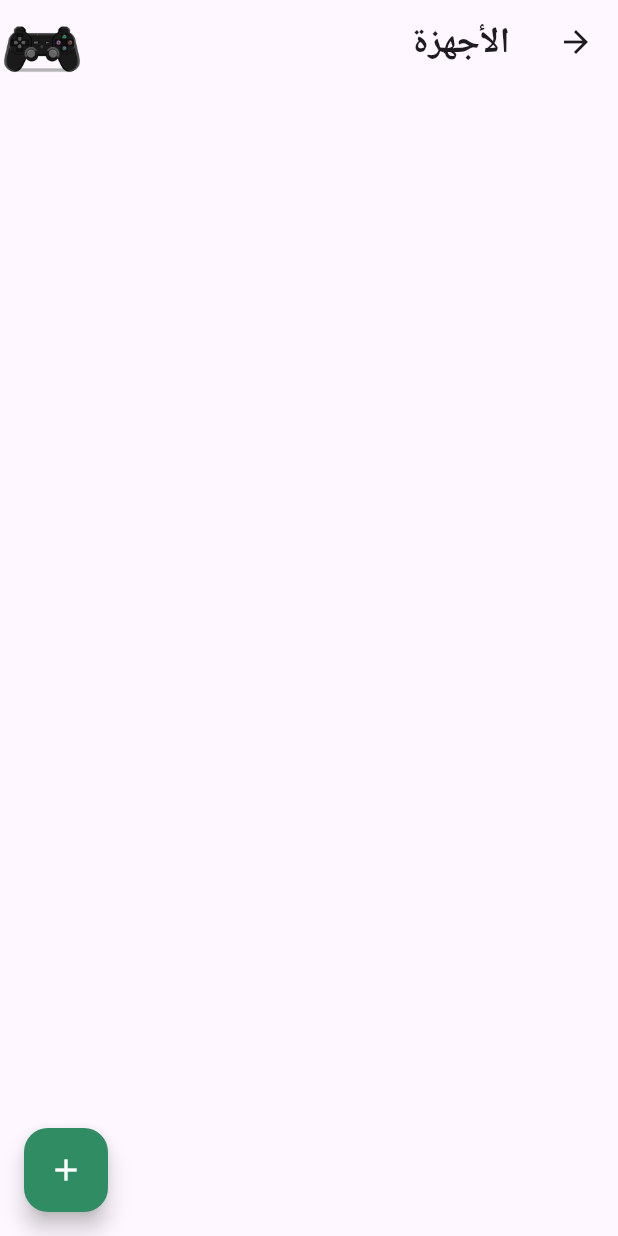
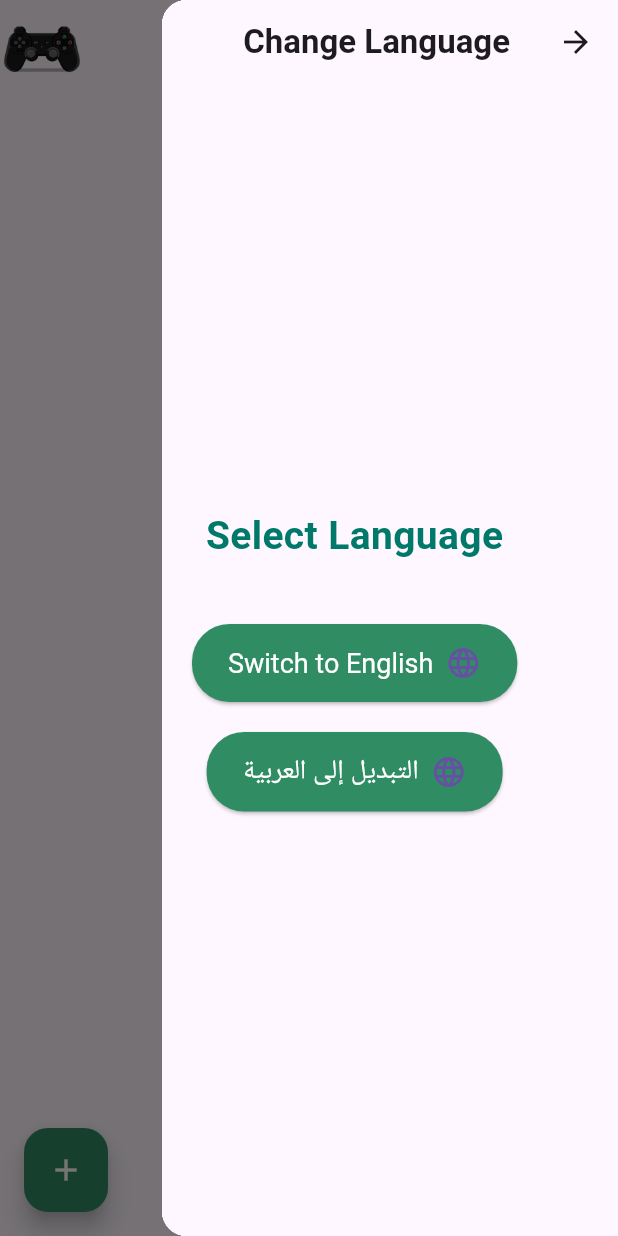
Before and after one commit to jwankhalil/Arena-App, a Flutter app: the screen it shows after launch, with the side drawer open (before the commit the screen has no drawer), on a phone screen of 412 x 824 dp. Run offline on Flutter 3.47's test engine with Material 3 defaults, Android fonts, the phone set to English and light mode, and no system bars; our stand-ins replace bloc, flutter_bloc, flutter_slidable, go_router, hive, hive_flutter; accounts and stored records are empty.

Commit message:
add localizaition

```diff
--- /dev/null
+++ b/lib/features/home/presentation/manager/lacale_cubit/locale_cubit.dart
@@ -0,0 +1,10 @@
+import 'package:flutter_bloc/flutter_bloc.dart';
+import 'package:flutter/material.dart';
+
+class LocaleCubit extends Cubit<Locale> {
+  LocaleCubit() : super(const Locale('ar'));
+
+  void toEnglish() => emit(const Locale('en'));
+
+  void toArabic() => emit(const Locale('ar'));
+}
--- /dev/null
+++ b/lib/features/home/presentation/pages/widgets/drawer_widget.dart
@@ -0,0 +1,77 @@
+import 'package:arena_management/core/utils/app_color.dart';
+import 'package:arena_management/features/home/presentation/manager/lacale_cubit/locale_cubit.dart';
+import 'package:flutter/material.dart';
+import 'package:flutter_bloc/flutter_bloc.dart';
+
+class DrawerWidget extends StatelessWidget {
+  @override
+  Widget build(BuildContext context) {
+    return Scaffold(
+      appBar: AppBar(
+        title: Text(
+          "Change Language",
+          style: TextStyle(
+            fontSize: 22,
+            fontWeight: FontWeight.w600,
+          ),
+        ),
+        centerTitle: true,
+      ),
+      body: Padding(
+        padding: const EdgeInsets.all(20.0),
+        child: Column(
+          mainAxisAlignment: MainAxisAlignment.center,
+          crossAxisAlignment: CrossAxisAlignment.center,
+          children: [
+            Text(
+              "Select Language",
+              style: TextStyle(
+                fontSize: 26,
+                fontWeight: FontWeight.w700,
+                color: Colors.teal.shade700,
+              ),
+            ),
+            SizedBox(height: 40),
+            ElevatedButton.icon(
+              onPressed: () {
+                context.read<LocaleCubit>().toEnglish();
+              },
+              style: ElevatedButton.styleFrom(
+                backgroundColor: AppColor.primaryColor, // Background color
+                textStyle: TextStyle(color: Colors.white),
+                padding: EdgeInsets.symmetric(vertical: 14, horizontal: 24),
+                shape: RoundedRectangleBorder(
+                  borderRadius: BorderRadius.circular(25),
+                ),
+              ),
+              icon: Icon(Icons.language, size: 24),
+              label: Text(
+                'Switch to English',
+                style: TextStyle(fontSize: 18, color: Colors.white),
+              ),
+            ),
+            SizedBox(height: 20),
+            ElevatedButton.icon(
+              onPressed: () {
+                context.read<LocaleCubit>().toArabic();
+              },
+              style: ElevatedButton.styleFrom(
+                backgroundColor: AppColor.primaryColor, // Background color
+                textStyle: TextStyle(color: Colors.white),
+                padding: EdgeInsets.symmetric(vertical: 14, horizontal: 24),
+                shape: RoundedRectangleBorder(
+                  borderRadius: BorderRadius.circular(25),
+                ),
+              ),
+              icon: Icon(Icons.language, size: 24),
+              label: Text(
+                'التبديل إلى العربية',
+                style: TextStyle(fontSize: 18, color: Colors.white),
+              ),
+            ),
+          ],
+        ),
+      ),
+    );
+  }
+}
--- a/lib/features/home/presentation/pages/widgets/home_page_body.dart
+++ b/lib/features/home/presentation/pages/widgets/home_page_body.dart
@@ -1,6 +1,8 @@
 // ignore_for_file: public_member_api_docs, sort_constructors_first
 import 'package:arena_management/core/utils/assets_data.dart';
 import 'package:arena_management/features/home/presentation/manager/device_cubit/device_cubit.dart';
+import 'package:arena_management/features/home/presentation/pages/widgets/drawer_widget.dart';
+import 'package:arena_management/generated/l10n.dart';
 import 'package:flutter/material.dart';
 
 import 'package:arena_management/features/home/presentation/pages/widgets/add_device_bottom_sheet_widget.dart';
@@ -49,16 +51,25 @@ class _HomePageBodyState extends State<HomePageBody> {
   Widget build(BuildContext context) {
     return Scaffold(
       appBar: AppBar(
-          title: const Text(
-            "الأجهزة",
+        title: GestureDetector(
+          onTap: () {
+            Navigator.of(context).push(MaterialPageRoute(builder: (context) {
+              return DrawerWidget();
+            }));
+          },
+          child: Text(
+            S.of(context).title,
             style: TextStyle(fontSize: 24, fontWeight: FontWeight.bold),
           ),
-          elevation: 0,
-          forceMaterialTransparency: true,
-          actions: [
-            Image.asset(AssetsData.logo),
-          ]),
+        ),
+        elevation: 0,
+        forceMaterialTransparency: true,
+        actions: [
+          Image.asset(AssetsData.logo),
+        ],
+      ),
       body: const DevicesListView(),
+      drawer: Drawer(child: DrawerWidget()),
       floatingActionButton: const AddDeviceBottomSheet(),
     );
   }
--- a/lib/main.dart
+++ b/lib/main.dart
@@ -7,6 +7,7 @@ import 'package:arena_management/features/home/domain/use_cases/device_usecase/d
 import 'package:arena_management/features/home/domain/use_cases/device_usecase/edit_device_use_case.dart';
 import 'package:arena_management/features/home/domain/use_cases/device_usecase/get_devices_use_case.dart';
 import 'package:arena_management/features/home/presentation/manager/device_cubit/device_cubit.dart';
+import 'package:arena_management/features/home/presentation/manager/lacale_cubit/locale_cubit.dart';
 import 'package:arena_management/router/app_router.dart';
 import 'package:arena_management/generated/l10n.dart';
 import 'package:flutter/material.dart';
@@ -22,7 +23,10 @@ void main() async {
   // Open Hive boxes
   await Hive.openBox<DeviceModel>('devicesBox');
 
-  runApp(const MyApp());
+  runApp(BlocProvider(
+    create: (context) => LocaleCubit(),
+    child: const MyApp(),
+  ));
 }
 
 class MyApp extends StatelessWidget {
@@ -48,17 +52,26 @@ class MyApp extends StatelessWidget {
             ..loadDevices(),
         ),
       ],
-      child: MaterialApp.router(
-        locale: const Locale('ar'),
+      child: BlocBuilder<LocaleCubit, Locale>(
+        builder: (context, locale) {
+          return MaterialApp.router(
+            locale: locale,
+
             localizationsDelegates: const [
               S.delegate,
               GlobalMaterialLocalizations.delegate,
               GlobalWidgetsLocalizations.delegate,
               GlobalCupertinoLocalizations.delegate,
             ],
-        supportedLocales: S.delegate.supportedLocales,
+            supportedLocales: const [
+              Locale('en'),
+              Locale('ar'),
+            ],
+            // supportedLocales: S.delegate.supportedLocales,
             debugShowCheckedModeBanner: false,
             routerConfig: AppRouter.router,
+          );
+        },
       ),
     );
   }
```
Also changed, not shown: lib/features/home/presentation/pages/widgets/add_device_bottom_sheet_widget.dart (+5 -4 lines), lib/features/home/presentation/pages/widgets/device_list_view_item.dart (+18 -17 lines), lib/features/home/presentation/pages/widgets/devices_list_view.dart (+5 -4 lines), lib/l10n/intl_ar.arb (+15 -1 lines), lib/l10n/intl_en.arb (+15 -1 lines), lib/generated/intl/messages_ar.dart, lib/generated/intl/messages_en.dart, lib/generated/l10n.dart. Lines whose indentation alone changed are shown as unchanged.
